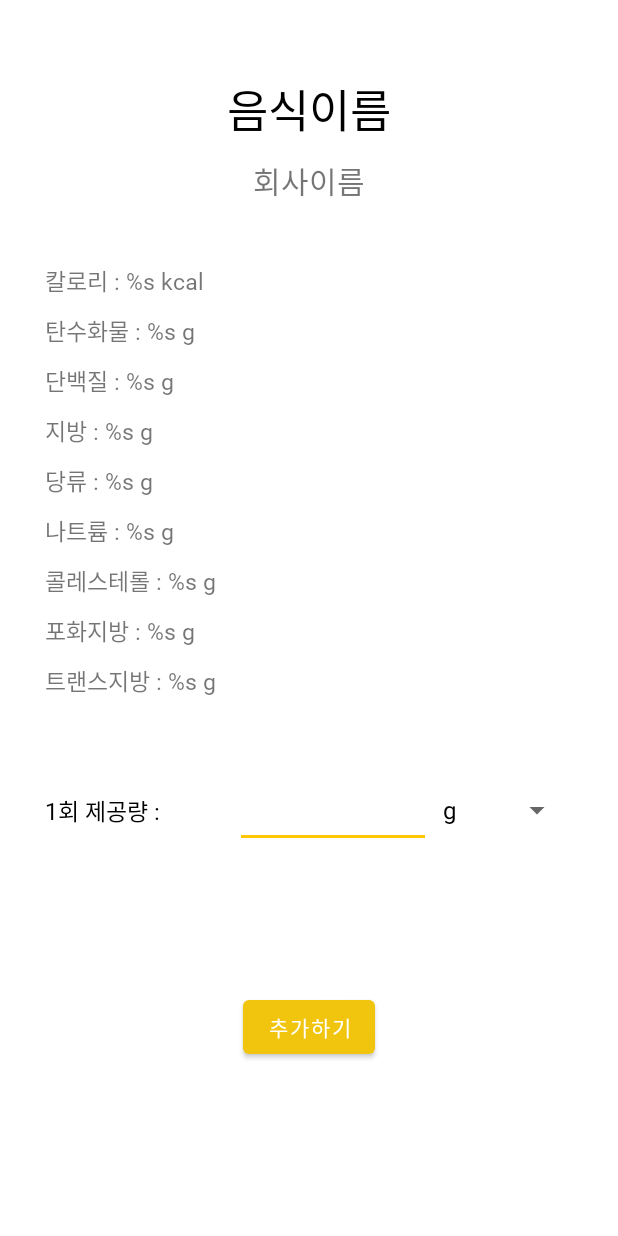
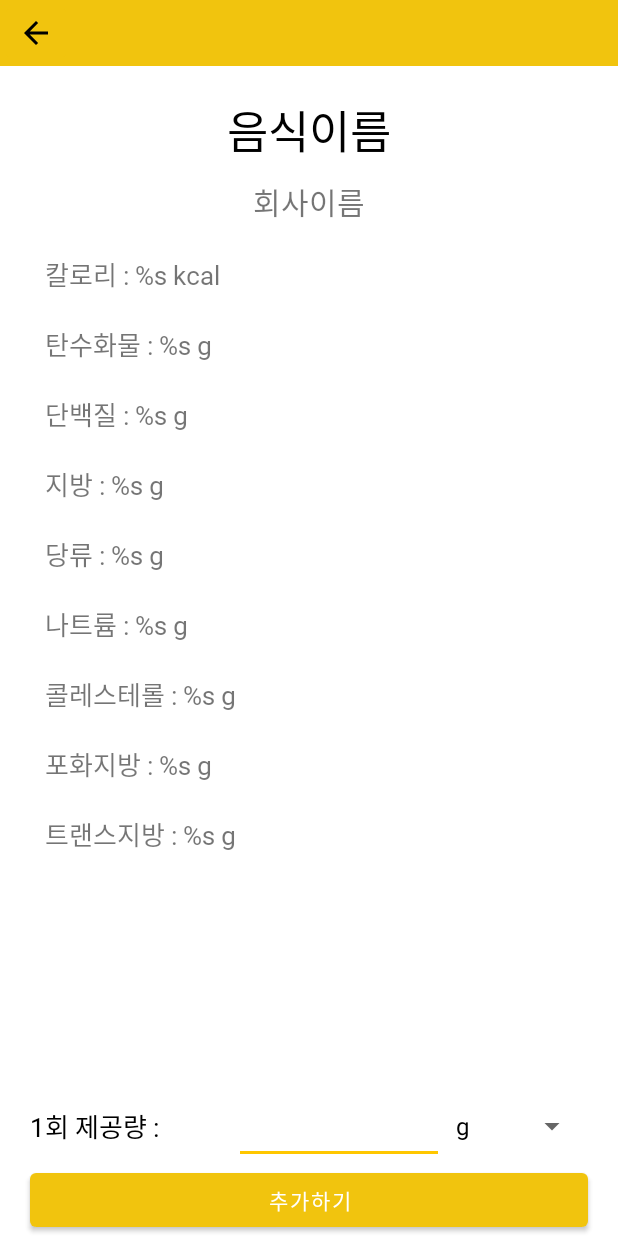
Before and after one commit to aksghwoddl/FooDi, an Android app: the FoodDetailActivity screen opened directly, with no data from a screen before it, on a phone screen of 412 x 824 dp. Run offline under Robolectric (Android 15) with nearby library versions, the phone set to English and light mode, and no system bars; Roboto replaces fonts that are not available here; 23 statements that could not run were skipped.

Commit message:
1. DiaryFragment에서 item 삭제하여 item이 모두 없을때 progress 및 repot업데이트를 위한 diary table을 업데이트 하지 않는 이슈 수정 2. 전반적인 레이아웃 수정
Todo.
1. 상세정보 메뉴 클릭시 동작 구현 필요

```diff
--- a/FooDi/app/src/main/java/com/lee/foodi/common/Utils.kt
+++ b/FooDi/app/src/main/java/com/lee/foodi/common/Utils.kt
@@ -13,9 +13,12 @@ import kotlin.math.abs
 
 private const val TAG = "Utils"
 
-const val PAGE_ONE = "1"
+
 const val EXTRA_SELECTED_FOOD = "selectedFood"
 const val EXTRA_SELECTED_DATE = "selected_date"
+const val EXTRA_SELECTED_DIARY_ITEM = "selected_diary_item"
+
+const val PAGE_ONE = "1"
 const val MALE = "남"
 const val FEMALE = "여"
 const val NOT_AVAILABLE = "N/A"
--- a/FooDi/app/src/main/java/com/lee/foodi/data/room/entity/DiaryItem.kt
+++ b/FooDi/app/src/main/java/com/lee/foodi/data/room/entity/DiaryItem.kt
@@ -1,6 +1,7 @@
 package com.lee.foodi.data.room.entity
 
 import com.lee.foodi.data.rest.model.FoodInfoData
+import java.io.Serializable
 
 data class DiaryItem(
     var index : Int? = 0 ,
@@ -8,4 +9,4 @@ data class DiaryItem(
     var food : FoodInfoData? ,
     var time : String = "" ,
     var servingSize : String = ""
-)
+) : Serializable
--- a/FooDi/app/src/main/java/com/lee/foodi/ui/activities/search/FoodDetailActivity.kt
+++ b/FooDi/app/src/main/java/com/lee/foodi/ui/activities/search/FoodDetailActivity.kt
@@ -56,6 +56,7 @@ class FoodDetailActivity : AppCompatActivity() {
             setContentView(it.root)
         }
         mFoodInfoData = intent?.getSerializableExtra(EXTRA_SELECTED_FOOD) as FoodInfoData
+
         init()
     }
 
@@ -69,7 +70,7 @@ class FoodDetailActivity : AppCompatActivity() {
             foodNameTextView.text = mFoodInfoData.foodName
             foodNameTextView.isSelected = true // for marquee setting
             if(mFoodInfoData.company == "N/A"){
-                companyNameTextView.visibility = View.GONE
+                companyNameTextView.visibility = View.INVISIBLE
             } else {
                 companyNameTextView.text = mFoodInfoData.company
             }
@@ -106,6 +107,10 @@ class FoodDetailActivity : AppCompatActivity() {
                 }
             }
             calculateEditText.addTextChangedListener(CalculateTextChangedListener())
+
+            backButton.setOnClickListener {
+                finish()
+            }
         }
     }
 
--- a/FooDi/app/src/main/java/com/lee/foodi/ui/adapter/DiaryFoodItemRecyclerAdapter.kt
+++ b/FooDi/app/src/main/java/com/lee/foodi/ui/adapter/DiaryFoodItemRecyclerAdapter.kt
@@ -46,6 +46,8 @@ class DiaryFoodItemRecyclerAdapter : RecyclerView.Adapter<DiaryFoodItemRecyclerA
         mMenuItemClickListener = listener
     }
 
+    fun getSelectedDiaryItem() = mSelectedDiaryItem
+
     inner class DiaryFoodItemViewHolder(private val binding : DiaryFoodItemBinding) : RecyclerView.ViewHolder(binding.root){
         fun bind(data: DiaryItem){
             with(binding){
--- a/FooDi/app/src/main/java/com/lee/foodi/ui/fragments/diary/DiaryFragment.kt
+++ b/FooDi/app/src/main/java/com/lee/foodi/ui/fragments/diary/DiaryFragment.kt
@@ -17,14 +17,12 @@ import androidx.fragment.app.Fragment
 import androidx.lifecycle.ViewModelProvider
 import androidx.recyclerview.widget.LinearLayoutManager
 import com.lee.foodi.R
-import com.lee.foodi.common.EXTRA_SELECTED_DATE
-import com.lee.foodi.common.FoodiNewApplication
-import com.lee.foodi.common.NOT_AVAILABLE
-import com.lee.foodi.common.Utils
+import com.lee.foodi.common.*
 import com.lee.foodi.common.manager.FooDiPreferenceManager
 import com.lee.foodi.data.repository.FoodiRepository
 import com.lee.foodi.data.room.entity.DiaryItem
 import com.lee.foodi.databinding.FragmentDiaryBinding
+import com.lee.foodi.ui.activities.search.FoodDetailActivity
 import com.lee.foodi.ui.activities.search.SearchActivity
 import com.lee.foodi.ui.adapter.DiaryFoodItemRecyclerAdapter
 import com.lee.foodi.ui.factory.FoodiViewModelFactory
@@ -109,11 +107,16 @@ class DiaryFragment : Fragment() {
             // Diary Items
             diaryItems.observe(viewLifecycleOwner){
                 if(it.isEmpty()){
+                    Log.d(TAG, "observeDate: diaryItems is empty")
                     binding.noDiaryItemLayout.visibility = View.VISIBLE
                     binding.diaryListLayout.visibility = View.GONE
                     initFoodSummary()
                     calorieProgress.value = 0.0
+                    CoroutineScope(Dispatchers.IO).launch {
+                        mViewModel.addDiarySummary()
+                    }
                 } else {
+                    Log.d(TAG, "observeDate: diaryItems is not empty")
                     binding.noDiaryItemLayout.visibility = View.GONE
                     binding.diaryListLayout.visibility = View.VISIBLE
                     mDiaryFoodItemRecyclerAdapter.setDiaryList(it)
--- a/FooDi/app/src/main/java/com/lee/foodi/ui/fragments/diary/viewmodel/DiaryViewModel.kt
+++ b/FooDi/app/src/main/java/com/lee/foodi/ui/fragments/diary/viewmodel/DiaryViewModel.kt
@@ -48,7 +48,6 @@ class DiaryViewModel(repository: FoodiRepository) : ViewModel() {
     suspend fun addDiarySummary() {
         Log.d(TAG, "addDiarySummary()")
         CoroutineScope(Dispatchers.IO).launch {
-            val db = DiaryDatabase.getInstance()
             val diary = DiaryEntity(date.value!!
                 , spendCalories.value!!
                 , amountCarbon.value!!
--- a/FooDi/app/src/main/res/layout/activity_food_detail.xml
+++ b/FooDi/app/src/main/res/layout/activity_food_detail.xml
@@ -1,15 +1,33 @@
 <?xml version="1.0" encoding="utf-8"?>
 <androidx.constraintlayout.widget.ConstraintLayout xmlns:android="http://schemas.android.com/apk/res/android"
+    xmlns:tools="http://schemas.android.com/tools"
     android:layout_width="match_parent"
     android:layout_height="match_parent"
-    android:padding="30dp"
     xmlns:app="http://schemas.android.com/apk/res-auto">
+
+    <RelativeLayout
+        android:id="@+id/headerLayout"
+        android:layout_width="match_parent"
+        android:layout_height="wrap_content"
+        app:layout_constraintTop_toTopOf="parent"
+        app:layout_constraintBottom_toTopOf="@id/foodNameTextView"
+        android:background="@color/main_color"
+        >
+
+        <ImageButton
+            android:id="@+id/backButton"
+            android:layout_width="wrap_content"
+            android:layout_height="wrap_content"
+            android:src="@drawable/ic_baseline_arrow_back_24"
+            android:backgroundTint="@color/main_color"
+            />
+    </RelativeLayout>
 
     <TextView
         android:id="@+id/foodNameTextView"
         android:layout_width="match_parent"
         android:layout_height="wrap_content"
-        app:layout_constraintTop_toTopOf="parent"
+        app:layout_constraintTop_toBottomOf="@id/headerLayout"
         android:textSize="30sp"
         android:textColor="#000"
         android:fontFamily="@font/swagger"
@@ -20,6 +38,8 @@
         android:ellipsize="marquee"
         android:focusable="true"
         android:marqueeRepeatLimit="marquee_forever"
+        android:paddingStart="20dp"
+        android:paddingEnd="20dp"
         />
 
     <TextView
@@ -37,118 +57,116 @@
     <LinearLayout
         android:id="@+id/detailLayout"
         android:layout_width="match_parent"
-        android:layout_height="wrap_content"
+        android:layout_height="0dp"
+        android:orientation="vertical"
+        android:paddingStart="30dp"
+        android:paddingEnd="0dp"
+        app:layout_constraintBottom_toTopOf="@id/calculateLayout"
         app:layout_constraintTop_toBottomOf="@id/companyNameTextView"
-        android:layout_marginTop="30dp"
-        android:orientation="vertical"
+        app:layout_constraintLeft_toLeftOf="parent"
+        app:layout_constraintRight_toRightOf="parent"
         >
 
         <TextView
             android:id="@+id/calorieTextView"
             android:layout_width="match_parent"
             android:layout_height="wrap_content"
+            android:layout_marginTop="20dp"
             android:fontFamily="@font/swagger"
-            android:textSize="15sp"
             android:text="@string/calories"
-            android:layout_marginTop="10dp"
-            />
+            android:textSize="@dimen/food_detail_text_size" />
 
         <TextView
             android:id="@+id/carbohydrateTextView"
             android:layout_width="match_parent"
             android:layout_height="wrap_content"
+            android:layout_marginTop="20dp"
             android:fontFamily="@font/swagger"
-            android:textSize="15sp"
             android:text="@string/carbohydrate"
-            android:layout_marginTop="10dp"
-            />
+            android:textSize="@dimen/food_detail_text_size" />
 
         <TextView
             android:id="@+id/proteinTextView"
             android:layout_width="match_parent"
             android:layout_height="wrap_content"
+            android:layout_marginTop="20dp"
             android:fontFamily="@font/swagger"
-            android:textSize="15sp"
             android:text="@string/protein"
-            android:layout_marginTop="10dp"
-            />
+            android:textSize="@dimen/food_detail_text_size" />
 
         <TextView
             android:id="@+id/fatTextView"
             android:layout_width="match_parent"
             android:layout_height="wrap_content"
+            android:layout_marginTop="20dp"
             android:fontFamily="@font/swagger"
-            android:textSize="15sp"
             android:text="@string/fat"
-            android:layout_marginTop="10dp"
-            />
+            android:textSize="@dimen/food_detail_text_size" />
 
         <TextView
             android:id="@+id/sugarTextView"
             android:layout_width="match_parent"
             android:layout_height="wrap_content"
+            android:layout_marginTop="20dp"
             android:fontFamily="@font/swagger"
-            android:textSize="15sp"
             android:text="@string/sugar"
-            android:layout_marginTop="10dp"
-            />
+            android:textSize="@dimen/food_detail_text_size" />
 
         <TextView
             android:id="@+id/saltTextView"
             android:layout_width="match_parent"
             android:layout_height="wrap_content"
+            android:layout_marginTop="20dp"
             android:fontFamily="@font/swagger"
-            android:textSize="15sp"
             android:text="@string/salt"
-            android:layout_marginTop="10dp"
-            />
+            android:textSize="@dimen/food_detail_text_size" />
 
         <TextView
             android:id="@+id/cholesterolTextView"
             android:layout_width="match_parent"
             android:layout_height="wrap_content"
+            android:layout_marginTop="20dp"
             android:fontFamily="@font/swagger"
-            android:textSize="15sp"
             android:text="@string/cholesterol"
-            android:layout_marginTop="10dp"
-            />
+            android:textSize="@dimen/food_detail_text_size" />
 
         <TextView
             android:id="@+id/saturatedFat"
             android:layout_width="match_parent"
             android:layout_height="wrap_content"
+            android:layout_marginTop="20dp"
             android:fontFamily="@font/swagger"
-            android:textSize="15sp"
             android:text="@string/saturated_fat"
-            android:layout_marginTop="10dp"
-            />
+            android:textSize="@dimen/food_detail_text_size" />
 
         <TextView
             android:id="@+id/transFatTextView"
             android:layout_width="match_parent"
             android:layout_height="wrap_content"
+            android:layout_marginTop="20dp"
             android:fontFamily="@font/swagger"
-            android:textSize="15sp"
             android:text="@string/trans_fat"
-            android:layout_marginTop="10dp"
-            />
+            android:textSize="@dimen/food_detail_text_size" />
     </LinearLayout>
 
     <LinearLayout
         android:id="@+id/calculateLayout"
         android:layout_width="match_parent"
         android:layout_height="50dp"
+        app:layout_constraintBottom_toTopOf="@id/addButton"
         app:layout_constraintTop_toBottomOf="@id/detailLayout"
-        android:layout_marginTop="50dp"
+
         android:orientation="horizontal"
         android:weightSum="10"
+        android:paddingStart="20dp"
+        android:paddingEnd="20dp"
         >
         <TextView
             android:id="@+id/calculateTextView"
             android:layout_width="0dp"
             android:layout_height="match_parent"
             app:layout_constraintRight_toLeftOf="@id/calculateEditText"
-            android:textSize="15sp"
+            android:textSize="@dimen/food_detail_text_size"
             android:textColor="#000"
             android:gravity="center_vertical"
             android:text="@string/serving_size"
@@ -164,6 +182,7 @@
             android:gravity="center_vertical"
             android:layout_weight="5"
             android:inputType="number"
+
             />
 
         <Spinner
@@ -176,10 +195,10 @@
 
     <Button
         android:id="@+id/addButton"
-        android:layout_width="wrap_content"
+        android:layout_width="match_parent"
         android:layout_height="wrap_content"
-        app:layout_constraintTop_toBottomOf="@id/calculateLayout"
-        android:layout_marginTop="10dp"
+        android:layout_marginStart="20dp"
+        android:layout_marginEnd="20dp"
         app:layout_constraintLeft_toLeftOf="parent"
         app:layout_constraintRight_toRightOf="parent"
         app:layout_constraintBottom_toBottomOf="parent"
--- a/FooDi/app/src/main/res/layout/activity_search.xml
+++ b/FooDi/app/src/main/res/layout/activity_search.xml
@@ -47,7 +47,7 @@
         app:layout_constraintBottom_toTopOf="@id/buttonLayout"
         app:layout_constraintLeft_toLeftOf="parent"
         app:layout_constraintRight_toRightOf="parent"
-        android:visibility="gone"
+        android:visibility="visible"
         />
     <RelativeLayout
         android:id="@+id/buttonLayout"
--- a/FooDi/app/src/main/res/layout/search_food_item.xml
+++ b/FooDi/app/src/main/res/layout/search_food_item.xml
@@ -17,10 +17,10 @@
         android:layout_height="wrap_content"
         android:text="@string/food_name"
         android:fontFamily="@font/swagger"
-        android:textSize="15sp"
+        android:textSize="20sp"
         android:textColor="#000"
         android:singleLine="true"
-        android:padding="5dp"
+        android:padding="7dp"
         android:gravity="center"
         />
 
--- a/FooDi/app/src/main/res/values/dimens.xml
+++ b/FooDi/app/src/main/res/values/dimens.xml
@@ -7,5 +7,6 @@
 
     <!--Text Size-->
     <dimen name="no_item_text_size">25sp</dimen>
+    <dimen name="food_detail_text_size">17sp</dimen>
     <dimen name="add_food_input_text_size">10sp</dimen>
 </resources>
--- a/FooDi/app/src/main/res/values/strings.xml
+++ b/FooDi/app/src/main/res/values/strings.xml
@@ -6,6 +6,7 @@
     <string name="confirm">확인</string>
     <string name="next">다음</string>
     <string name="add">추가하기</string>
+    <string name="modify">수정하기</string>
     <string name="search_edit_text_hint">검색할 음식을 입력해주세요.</string>
     <string name="add_food_header_title">필수 음식 정보를 \n입력해주세요.</string>
     <string name="next_add_food_header_title">추가 음식 정보를 \n입력해주세요.</string>
```
